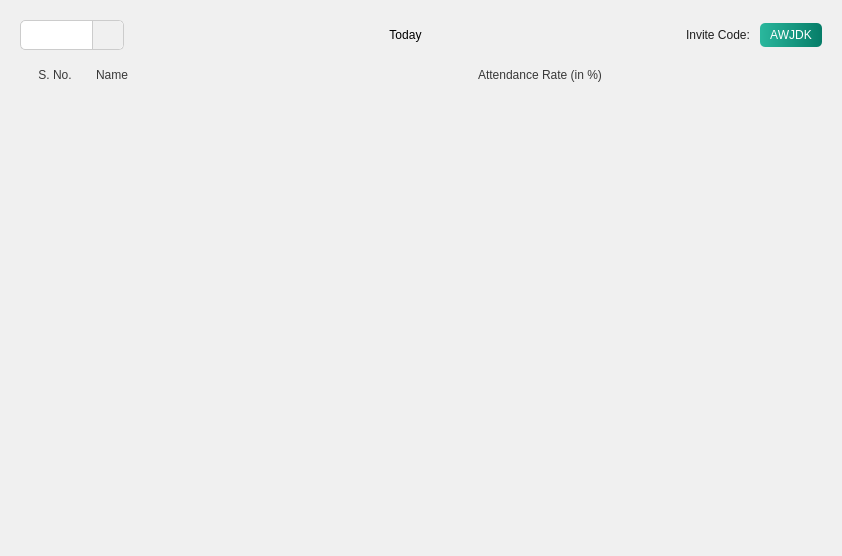
This is ui/QTFiles/attendance.ui in fizzycoding/Attendance-Management-System--College as Qt 5 draws it before an edit. The edited form follows.
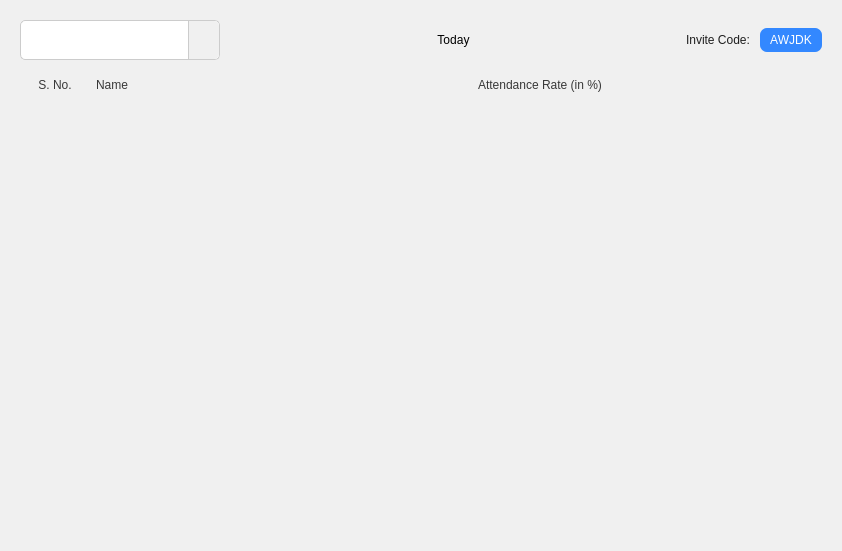
This is the edited form. The open tabs and pages were chosen to show the change. Icons and pictures are not drawn.

Patch:
```diff
--- a/ui/QTFiles/attendance.ui
+++ b/ui/QTFiles/attendance.ui
@@ -7,7 +7,7 @@
     <x>0</x>
     <y>0</y>
     <width>842</width>
-    <height>556</height>
+    <height>551</height>
    </rect>
   </property>
   <property name="sizePolicy">
@@ -41,6 +41,12 @@
      <layout class="QHBoxLayout" name="horizontalLayout_2">
       <item>
        <widget class="QComboBox" name="dropdown_classes">
+        <property name="minimumSize">
+         <size>
+          <width>200</width>
+          <height>40</height>
+         </size>
+        </property>
         <property name="styleSheet">
          <string notr="true">QComboBox {
     background-color: white;
@@ -250,11 +256,11 @@
         </property>
         <property name="styleSheet">
          <string notr="true">color: #fff;
-background : qlineargradient(spread:pad, x1:0, y1:0, x2:1, y2:0, stop:0 rgb(42, 183, 157), stop:1 #067d68);;
+background : #3388FF;
 border: none;
 padding: 5px 10px;
-font: 700 15px &quot;Segoe UI&quot;;
-border-radius: 5px</string>
+font: 700 12px &quot;Segoe UI&quot;;
+border-radius: 7px</string>
         </property>
         <property name="text">
          <string>AWJDK</string>
@@ -446,8 +452,8 @@
            <rect>
             <x>0</x>
             <y>0</y>
-            <width>824</width>
-            <height>456</height>
+            <width>100</width>
+            <height>30</height>
            </rect>
           </property>
           <layout class="QVBoxLayout" name="studentsLayout" stretch="0">
```
Left out of the diff: 6 changed lines with no effect on the pictures.
